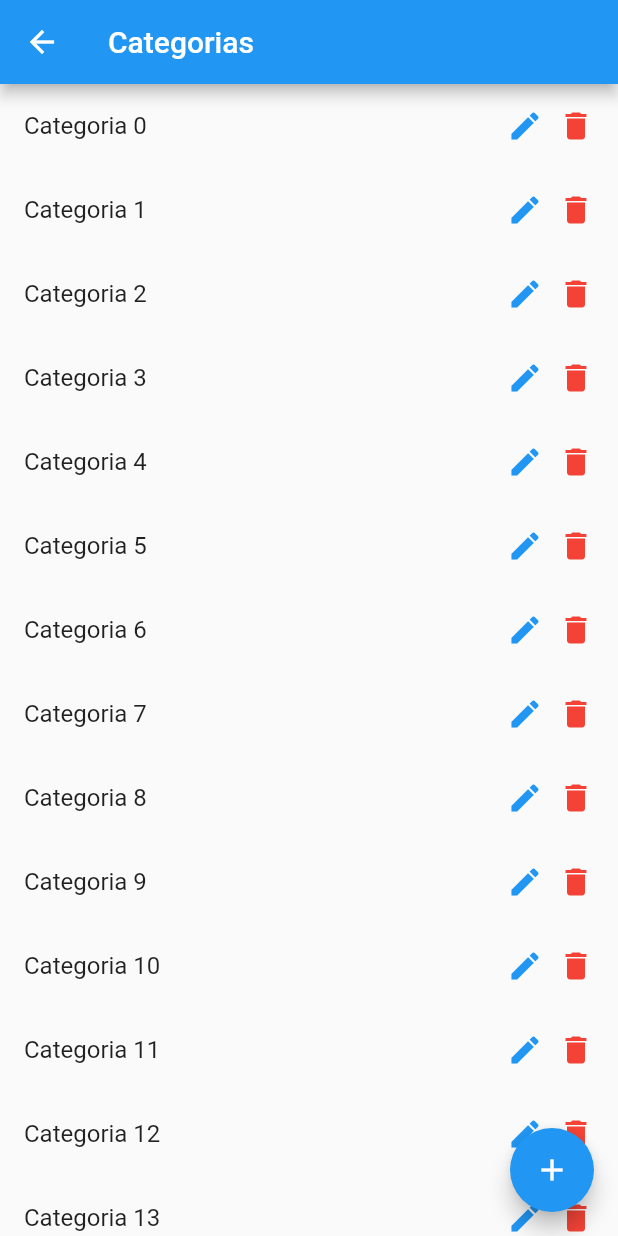
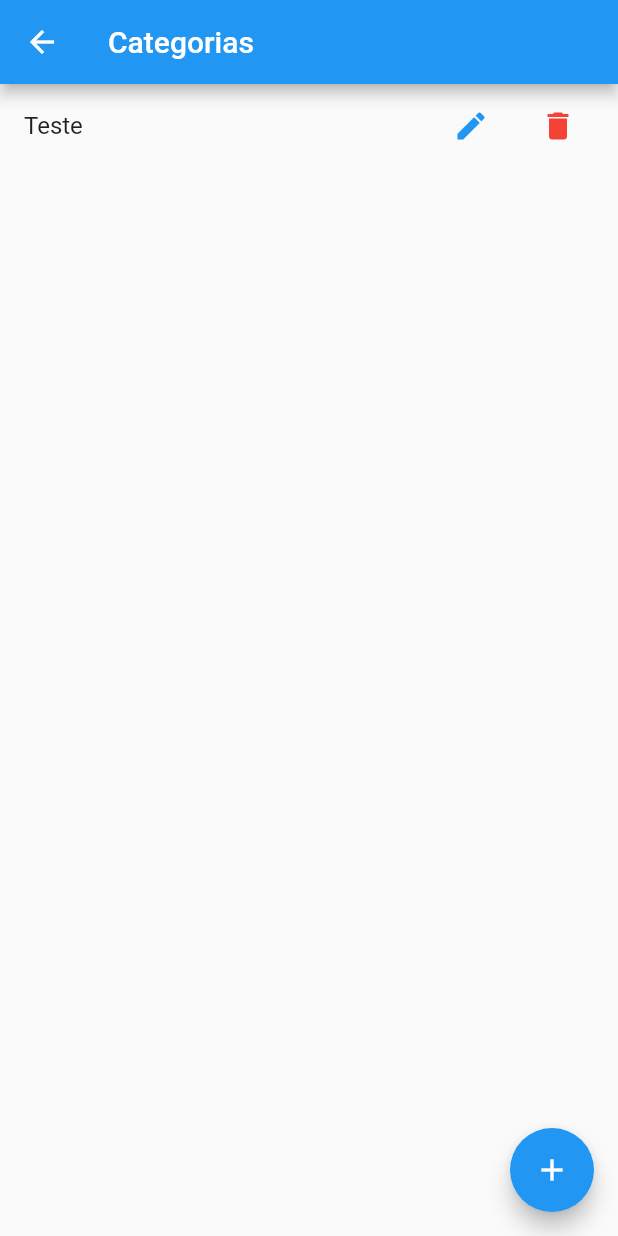
Before and after one commit to EmanoelV/Gestor-de-Notas-Fiscais, a Flutter app: the CategoryPage screen opened directly, on a phone screen of 412 x 824 dp. Run offline on Flutter 3.47's test engine with Material 2 defaults, Android fonts, the phone set to English and light mode, and no system bars; our stand-ins replace flutter_speed_dial, get.

Commit message:
desacopled list view

```diff
--- /dev/null
+++ b/lib/model/catedory_list_item.dart
@@ -0,0 +1,28 @@
+import 'package:gestor_de_notas_fiscais/core/core.dart' show IListItem;
+
+class CategoryListItem implements IListItem {
+  final String idName;
+
+  const CategoryListItem(this.idName);
+
+  @override
+  delete() {
+    // TODO: implement delete
+    throw UnimplementedError();
+  }
+
+  @override
+  edit() {
+    // TODO: implement edit
+    throw UnimplementedError();
+  }
+
+  @override
+  read() {
+    // TODO: implement read
+    throw UnimplementedError();
+  }
+
+  @override
+  String get title => idName;
+}
--- a/lib/model/model.dart
+++ b/lib/model/model.dart
@@ -1 +1,2 @@
 export 'response_http.dart';
+export 'catedory_list_item.dart';
--- a/lib/module/management/category/category_page.dart
+++ b/lib/module/management/category/category_page.dart
@@ -1,4 +1,6 @@
 import 'package:flutter/material.dart';
+import 'package:gestor_de_notas_fiscais/model/model.dart' show CategoryListItem;
+import '../widget/widget.dart';
 
 class CategoryPage extends StatelessWidget {
   const CategoryPage({Key? key}) : super(key: key);
@@ -7,24 +9,9 @@ class CategoryPage extends StatelessWidget {
   Widget build(BuildContext context) {
     return Scaffold(
       appBar: AppBar(
-        title: Text("Categorias"),
+        title: const Text("Categorias"),
       ),
-      body: ListView.builder(
-        itemBuilder: (_, index) => ListTile(
-          title: Text('Categoria $index'),
-          trailing: Row(
-            mainAxisSize: MainAxisSize.min,
-            children: const [
-              Icon(
-                Icons.edit,
-                color: Colors.blue,
-              ),
-              SizedBox(width: 10),
-              Icon(Icons.delete, color: Colors.red)
-            ],
-          ),
-        ),
-      ),
+      body: const CustomListView([CategoryListItem('Teste')]),
       floatingActionButton: FloatingActionButton(
         onPressed: () {},
         child: const Icon(Icons.add),
--- /dev/null
+++ b/lib/module/management/widget/custom_list_view.dart
@@ -0,0 +1,35 @@
+import 'package:flutter/material.dart';
+import 'package:gestor_de_notas_fiscais/core/core.dart' show IListItem;
+import 'package:get/get.dart';
+
+class CustomListView extends StatelessWidget {
+  final List<IListItem> itens;
+  const CustomListView(this.itens, {Key? key}) : super(key: key);
+
+  @override
+  Widget build(BuildContext context) {
+    return ListView.builder(
+      itemCount: itens.length,
+      itemBuilder: (_, index) => ListTile(
+        onTap: itens[index].read,
+        title: Text(itens[index].title),
+        trailing: Row(
+          mainAxisSize: MainAxisSize.min,
+          children: [
+            IconButton(
+              color: Get.theme.colorScheme.secondary,
+              icon: const Icon(Icons.edit),
+              onPressed: itens[index].edit,
+            ),
+            const SizedBox(width: 10),
+            IconButton(
+              color: Colors.blue,
+              icon: const Icon(Icons.delete, color: Colors.red),
+              onPressed: itens[index].delete,
+            ),
+          ],
+        ),
+      ),
+    );
+  }
+}
--- /dev/null
+++ b/lib/module/management/widget/widget.dart
@@ -0,0 +1 @@
+export 'custom_list_view.dart';
```
